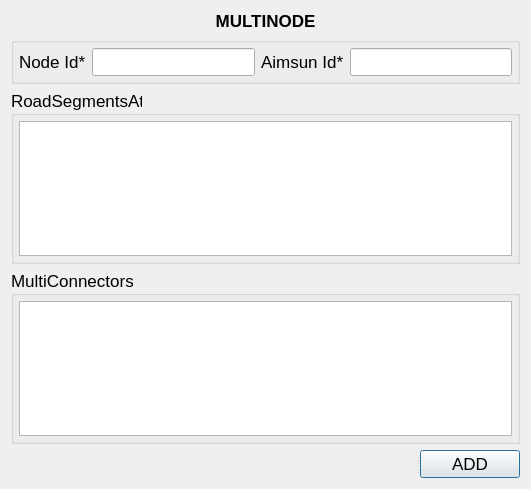
phtan/sm-tools, file editor/ui_multinode.ui: the form before one commit.
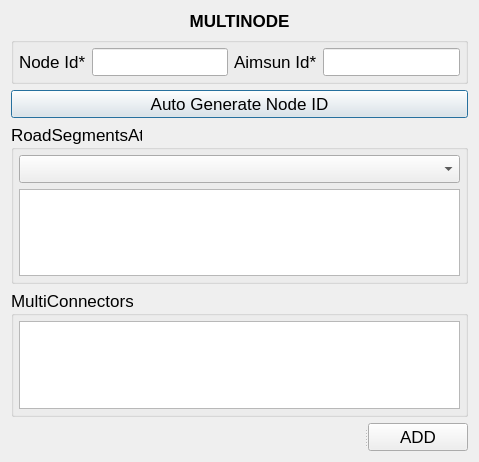
The form after the commit.

```diff
--- a/editor/ui_multinode.ui
+++ b/editor/ui_multinode.ui
@@ -9,8 +9,8 @@
    <rect>
     <x>0</x>
     <y>0</y>
-    <width>531</width>
-    <height>489</height>
+    <width>479</width>
+    <height>462</height>
    </rect>
   </property>
   <property name="font">
@@ -102,6 +102,13 @@
        </layout>
       </widget>
      </item>
+     <item>
+      <widget class="QPushButton" name="generateid">
+       <property name="text">
+        <string>Auto Generate Node ID</string>
+       </property>
+      </widget>
+     </item>
      <item>
       <widget class="QGroupBox" name="roadSegmentGroup">
        <property name="title">
@@ -121,6 +128,9 @@
          <number>5</number>
         </property>
         <item row="0" column="0">
+         <widget class="QComboBox" name="segmentIDcomboBox"/>
+        </item>
+        <item row="1" column="0">
          <widget class="QTextEdit" name="roadSegmentEdit"/>
         </item>
        </layout>
```
